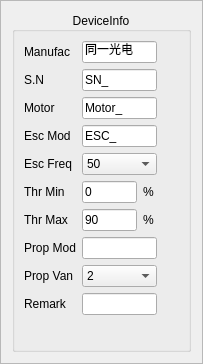
This is ui/testinfoconfig.ui in eshenhu/QtDemo as Qt 5 draws it before an edit. The edited form follows.
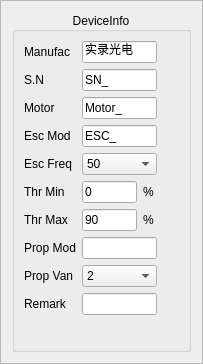
This is the edited form.

Diff of the .ui file:
```diff
--- a/ui/testinfoconfig.ui
+++ b/ui/testinfoconfig.ui
@@ -72,7 +72,7 @@
          </size>
         </property>
         <property name="text">
-         <string>同一光电</string>
+         <string>实录光电</string>
         </property>
        </widget>
       </item>
```
